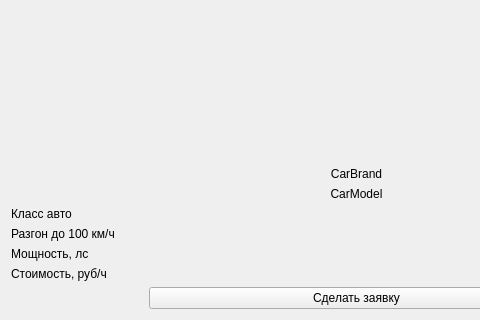
Before: the Qt Designer form ViewModels/MainApplicationViewModels/NestedViewModels/CarCard/carcardviewmodel.ui in SisAdminNsk/CarRentalClient, drawn with Qt 5; both pictures show x 0 to 480 and y 279 to 599 of the 713 by 599 pixel window.
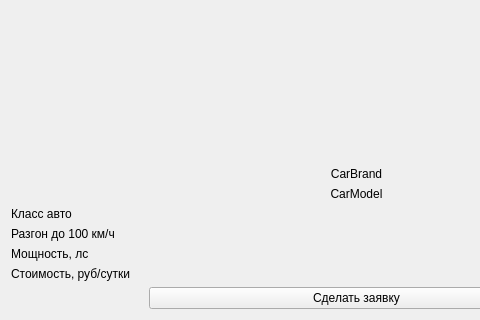
After: the same form once the commit is applied.

Diff of the .ui file:
```diff
--- a/ViewModels/MainApplicationViewModels/NestedViewModels/CarCard/carcardviewmodel.ui
+++ b/ViewModels/MainApplicationViewModels/NestedViewModels/CarCard/carcardviewmodel.ui
@@ -100,7 +100,7 @@
      <item row="3" column="0">
       <widget class="QLabel" name="label_14">
        <property name="text">
-        <string>Стоимость, руб/ч</string>
+        <string>Стоимость, руб/сутки</string>
        </property>
       </widget>
      </item>
```
